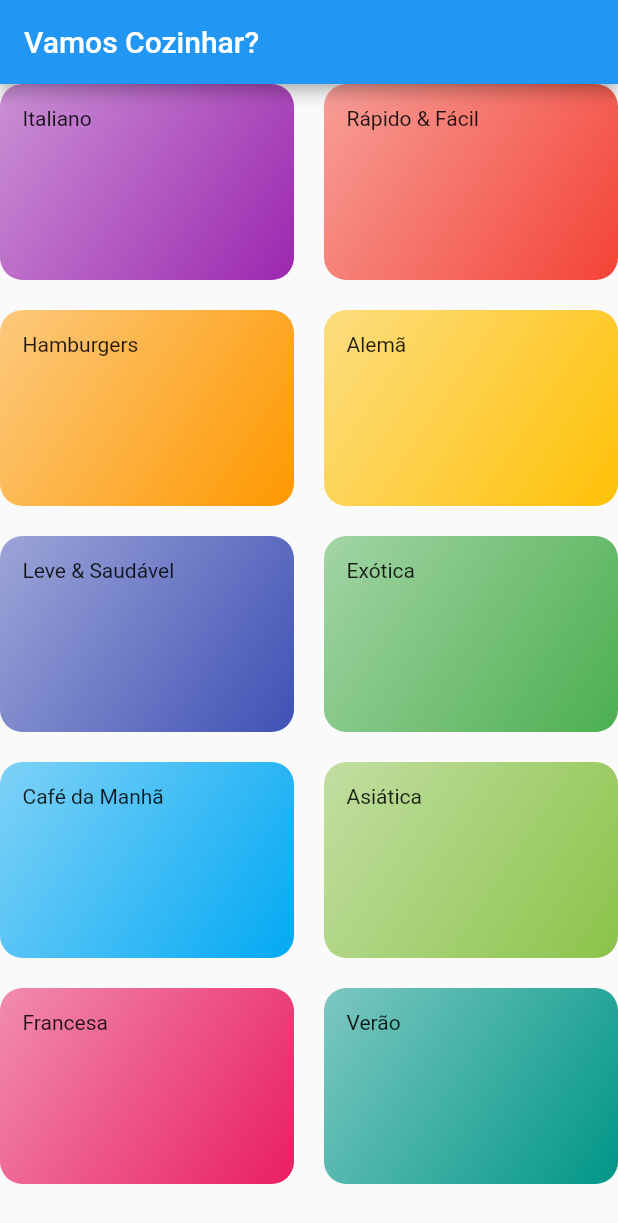
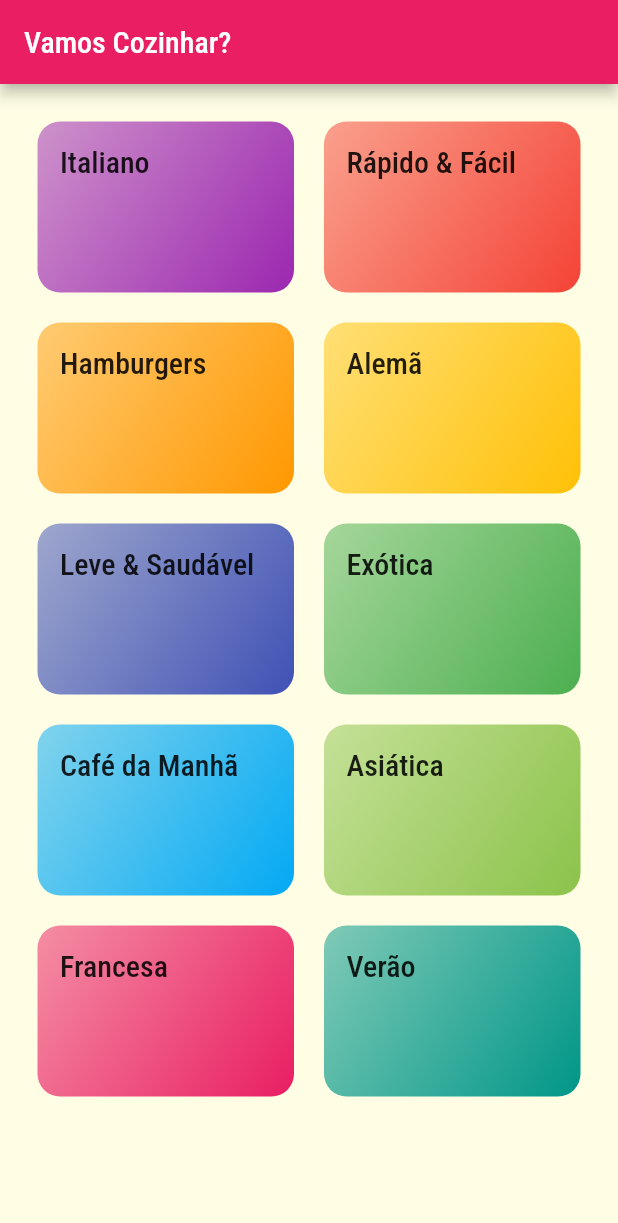
Before and after one commit to LuscaMamede/Receitas-Mobile, a Flutter app: the screen it shows after launch, on a phone screen of 412 x 824 dp. Shown: the top 1223 px of the screen. Run offline on Flutter 3.47's test engine with Material 2 defaults, Android fonts, the phone set to English and light mode, and no system bars.

Commit message:
new file:   fonts/Raleway-Black.ttf 	new file:   fonts/Raleway-Bold.ttf 	new file:   fonts/Raleway-Regular.ttf 	new file:   fonts/RobotoCondensed-Bold.ttf 	new file:   fonts/RobotoCondensed-Italic.ttf 	new file:   fonts/RobotoCondensed-Light.ttf 	new file:   fonts/RobotoCondensed-Regular.ttf 	modified:   lib/components/category_item.dart 	modified:   lib/main.dart 	new file:   lib/screens/categories_meals_screen.dart 	modified:   lib/screens/categories_screen.dart 	modified:   pubspec.lock 	modified:   pubspec.yaml

```diff
--- a/lib/components/category_item.dart
+++ b/lib/components/category_item.dart
@@ -1,14 +1,29 @@
 import 'package:flutter/material.dart';
 import '../models/category.dart';
+import '../screens/categories_meals_screen.dart';
 
 class CategoryItem extends StatelessWidget {
   final Category category;
 
   const CategoryItem(this.category, {Key? key}) : super(key: key);
 
+  void _selectCategory(BuildContext context) {
+    Navigator.of(context).push(
+      MaterialPageRoute(
+        builder: (_) {
+          return CategoriesMealsScreen(category);
+        },
+      ),
+    );
+  }
+
   @override
   Widget build(BuildContext context) {
-    return Container(
+    return InkWell(
+      onTap: () => _selectCategory(context),
+      splashColor: Theme.of(context).colorScheme.primary,
+      borderRadius: BorderRadius.circular(15),
+      child: Container(
         padding: const EdgeInsets.all(15),
         decoration: BoxDecoration(
           borderRadius: BorderRadius.circular(15),
@@ -21,7 +36,11 @@ class CategoryItem extends StatelessWidget {
             end: Alignment.bottomRight,
           ),
         ),
-      child: Text(category.title),
+        child: Text(
+          category.title,
+          style: Theme.of(context).textTheme.headline6,
+        ),
+      ),
     );
   }
 }
--- a/lib/main.dart
+++ b/lib/main.dart
@@ -13,7 +13,18 @@ class MyApp extends StatelessWidget {
     return MaterialApp(
       title: 'Vamos Cozinhar?',
       theme: ThemeData(
-        primarySwatch: Colors.blue,
+        colorScheme: ColorScheme.fromSwatch().copyWith(
+          primary: Colors.pink,
+          secondary: Colors.amber,
+        ),
+        canvasColor: const Color.fromRGBO(255, 254, 229, 1),
+        fontFamily: 'Raleway',
+        textTheme: ThemeData.light().textTheme.copyWith(
+              headline6: const TextStyle(
+                fontSize: 20,
+                fontFamily: 'RobotoCondensed',
+              ),
+            ),
       ),
       home: const CategoriesScreen(),
     );
--- a/lib/screens/categories_screen.dart
+++ b/lib/screens/categories_screen.dart
@@ -1,6 +1,6 @@
 import 'package:flutter/material.dart';
 import '../components/category_item.dart';
-import '../../../data/dummy_data.dart';
+import '../data/dummy_data.dart';
 
 class CategoriesScreen extends StatelessWidget {
   const CategoriesScreen({Key? key}) : super(key: key);
@@ -12,6 +12,7 @@ class CategoriesScreen extends StatelessWidget {
         title: const Text('Vamos Cozinhar?'),
       ),
       body: GridView(
+        padding: const EdgeInsets.all(25),
         gridDelegate: const SliverGridDelegateWithMaxCrossAxisExtent(
           maxCrossAxisExtent: 200,
           childAspectRatio: 3 / 2,
```
Also changed, not shown: lib/screens/categories_meals_screen.dart (added, +20 -0 lines), pubspec.yaml (+21 -14 lines), fonts/Raleway-Black.ttf (added), fonts/Raleway-Bold.ttf (added), fonts/Raleway-Regular.ttf (added), fonts/RobotoCondensed-Bold.ttf (added), fonts/RobotoCondensed-Italic.ttf (added), fonts/RobotoCondensed-Light.ttf (added), fonts/RobotoCondensed-Regular.ttf (added), pubspec.lock. Lines whose indentation alone changed are shown as unchanged.
